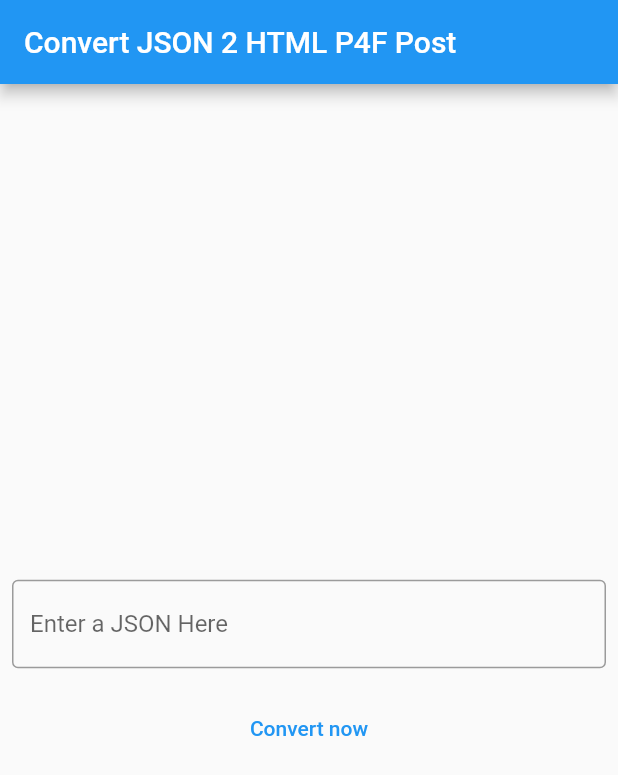
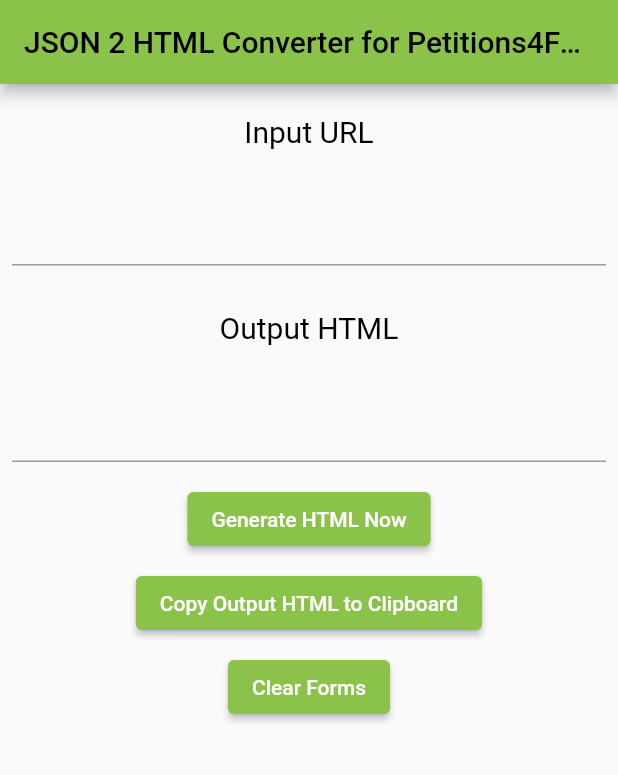
Before and after one commit to rhinozeross/fl_json2html, a Flutter app: the screen it shows after launch, on a phone screen of 412 x 824 dp. Shown: the top 775 px of the screen. Run offline on Flutter 3.47's test engine with Material 2 defaults, Android fonts, the phone set to English and light mode, and no system bars; missing offline and left inert: dart:html.

Commit message:
added newest Version

```diff
--- /dev/null
+++ b/lib/Petition.dart
@@ -0,0 +1,60 @@
+class Petition {
+
+  String startdate = "", enddate = "", goal = "", initiator = "",
+      addressee = "", description = "", signer = "", title = "";
+
+  Petition(
+      {required this.startdate,
+        required this.enddate,
+        required this.goal,
+        required this.initiator,
+        required this.addressee,
+        required this.description,
+        required this.signer,
+        required this.title});
+
+  Petition.fromJson(Map<String, dynamic> json) {
+    addressee = json['addressee'.toString()];
+    description = json['description'.toString()];
+    enddate = json['enddate'.toString()];
+    goal = json['goal'.toString()];
+    initiator = json['initiator'.toString()];
+    signer = json['signer'.toString()];
+    startdate = json['startdate'.toString()];
+    title = json['title'.toString()];
+  }
+
+  Map<String, dynamic> toJson() {
+    final Map<String, dynamic> data = new Map<String, dynamic>();
+    data['startdate'] = this.startdate;
+    data['enddate'] = this.enddate;
+    data['goal'] = this.goal;
+    data['initiator'] = this.initiator;
+    data['addressee'] = this.addressee;
+    data['description'] = this.description;
+    data['signer'] = this.signer;
+    data['title'] = this.title;
+    return data;
+  }
+
+  factory Petition.fromJsonToObject(dynamic json) {
+
+
+    return Petition(
+      addressee : json.containsKey("addressee") ? json["addressee"].toString() : "--",
+      description : json.containsKey("description") ? json["description"].toString() : "--",
+      enddate : json.containsKey("enddate") ? json["enddate"].toString() : "--",
+      goal : json.containsKey("goal") ? json["goal"].toString() : "--",
+      initiator : json.containsKey("initiator") ? json["initiator"].toString() : "--",
+      signer : json.containsKey("signer") ? json["signer"].toString() : "--",
+      startdate : json.containsKey("startdate") ? json["startdate"].toString() : "--",
+      title : json.containsKey("title") ? json["title"].toString() : "--"
+    );
+  }
+
+  @override
+  String toString(){
+    return '{ title: ${this.title}, startdate: ${this.startdate}, enddate: ${this.enddate}, signer: ${this.signer} goal: ${this.goal},'
+        'initiator: ${this.initiator}, adressee: ${this.addressee}, description: ${this.description}  }';
+  }
+}
--- a/lib/main.dart
+++ b/lib/main.dart
@@ -1,4 +1,10 @@
+import 'dart:convert';
+import 'dart:html';
 import 'package:flutter/material.dart';
+import 'package:intl/intl.dart';
+import 'package:flutter/services.dart';
+import 'package:http/http.dart' as http;
+import 'Petition.dart';
 
 void main() {
   runApp(MyApp());
@@ -9,35 +15,17 @@ class MyApp extends StatelessWidget {
   @override
   Widget build(BuildContext context) {
     return MaterialApp(
-      title: 'Convert JSON 2 HTML P4F Post',
+      title: 'Convert JSON 2 HTML',
       theme: ThemeData(
-        // This is the theme of your application.
-        //
-        // Try running your application with "flutter run". You'll see the
-        // application has a blue toolbar. Then, without quitting the app, try
-        // changing the primarySwatch below to Colors.green and then invoke
-        // "hot reload" (press "r" in the console where you ran "flutter run",
-        // or simply save your changes to "hot reload" in a Flutter IDE).
-        // Notice that the counter didn't reset back to zero; the application
-        // is not restarted.
-        primarySwatch: Colors.blue,
+        primarySwatch: Colors.lightGreen,
       ),
-      home: MyHomePage(title: 'Convert JSON 2 HTML P4F Post'),
+      home: MyHomePage(title: 'JSON 2 HTML Converter for Petitions4Future'),
     );
   }
 }
 
 class MyHomePage extends StatefulWidget {
-  MyHomePage({Key key, this.title}) : super(key: key);
-
-  // This widget is the home page of your application. It is stateful, meaning
-  // that it has a State object (defined below) that contains fields that affect
-  // how it looks.
-
-  // This class is the configuration for the state. It holds the values (in this
-  // case the title) provided by the parent (in this case the App widget) and
-  // used by the build method of the State. Fields in a Widget subclass are
-  // always marked "final".
+  MyHomePage({required this.title});
 
   final String title;
 
@@ -46,27 +34,166 @@ class MyHomePage extends StatefulWidget {
 }
 
 class _MyHomePageState extends State<MyHomePage> {
+  final _scrollController = ScrollController();
 
+  var inputUrl = TextEditingController();
+  var outputUrl = TextEditingController();
 
-  void _conversion() {
-    setState(() {
-      // This call to setState tells the Flutter framework that something has
-      // changed in this State, which causes it to rerun the build method below
-      // so that the display can reflect the updated values. If we changed
-      // _counter without calling setState(), then the build method would not be
-      // called again, and so nothing would appear to happen.
+  List<String> supportedURLs = [
+    "openpetition.de",
+    "epetitionen.bundestag.de",
+    "weact.campact.de",
+    "actionnetwork.org",
+    "regenwald.org",
+    "act.350.org",
+    "act.wemove.eu",
+    "act.greenpeace.de"
+  ];
+  String errorMessageEmptyURL =
+      "Bitte gültige URL eingeben - Please enter supported URL";
+  String errorMessageUnsupportedURL =
+      "diese Webseite wird leider nicht unterstützt - This Website is not supported";
+  String errorMessageInvalidResponse =
+      "Bei dieser URL konnte KEINE gültige Petition gefunden werden - No valid Petition found on this URL";
 
+  String varScraperUrl = "https://petitionscraper.u1l.de";
+  String varPetitionUrl = "";
+  String varUrl = "";
+  bool isLoaded = false;
+
+  Future<Petition> fetchPetition(String scraperUrl, String varUrl) async {
+    var uriParsed = Uri.parse(varUrl);
+    Map<String, String> queryParams = {'url': "$uriParsed"};
+    String queryString = Uri(queryParameters: queryParams).query;
+    var requestUrl = scraperUrl + '?' + queryString;
+    var uriIDontKnow = Uri.parse(requestUrl);
+    var response = await http.get(uriIDontKnow, headers: {
+      "Accept": "application/json",
     });
+
+    print("TEST::: response: ${response.body}");
+
+    if (response.statusCode == 200) {
+      print("success");
+      //TODO: hier muss noch ne verbesserte Prüfung rein..
+      if (response.body.isEmpty) {
+        outputUrl.text = errorMessageInvalidResponse;
+        print("Failed to get JSON Objekt");
+        throw Exception('Failed to get full JSON Objekt');
+      } else {
+        outputUrl.text = generateHTML(response, uriParsed);
+      }
+    }
+    return Petition.fromJsonToObject(jsonDecode(response.body));
   }
+
+  String generateHTML(http.Response response, Uri uriParsed) {
+    Petition petition = new Petition(
+        startdate: '',
+        enddate: '',
+        goal: '',
+        initiator: '',
+        addressee: '',
+        description: '',
+        signer: '',
+        title: '');
+
+    petition = Petition.fromJsonToObject(jsonDecode(response.body));
+
+    //EndDate umformatieren
+    String format = petition.enddate.toString();
+    String formattedEndDate = "";
+    if (format.contains('--')) {
+      formattedEndDate = "";
+      print("TEST::: Formatted EndDate: No EndDate available");
+    } else {
+      var arr = format.split('.');
+      String formatEndDate = arr[2] + "-" + arr[1] + "-" + arr[0];
+
+      final DateTime endDate = DateTime.parse(formatEndDate);
+      final EndDateFormat =
+          new DateFormat('dd MMMM yyyy'); //Formatierung: "15 May 2021"
+      final DateFormat formatter = EndDateFormat;
+      formattedEndDate = formatter.format(endDate);
+
+      print("TEST::: Formatted EndDate: $formattedEndDate");
+    }
+
+    //HTML correct als String parsen
+    String htmlOut = "Titel der Petition: " +
+        petition.title +
+        "\n\n<!-- wp:table -->\n" +
+        '<figure class="wp-block-table"><table><tbody><tr><td>Erstellungsdatum:</td><td>' +
+        petition.startdate.toString() +
+        '</td></tr>' +
+        '<tr><td>Frist:</td><td>' +
+        petition.enddate.toString() +
+        '</td></tr><tr><td>Quorum:</td><td>' +
+        petition.goal.toString() +
+        '</td></tr>' +
+        '<tr><td>Organisator*innen:</td><td>' +
+        petition.initiator +
+        '</td></tr><tr><td>Adressat*innen:</td><td>' +
+        petition.addressee +
+        '</td></tr>' +
+        '<tr><td>Kurzlink:</td><td>fffutu.re/...</td></tr><tr><td>Kurzbeschreibung:</td><td>' +
+        petition.description +
+        '</td></tr></tbody></table></figure>\n<!-- /wp:table -->\n\n' +
+        '<!-- wp:buttons -->\n<div class="wp-block-buttons">\n<!-- wp:button -->\n' +
+        '<div class="wp-block-button"><a class="wp-block-button__link" href=$uriParsed + '
+            '" ..." target="_blank" rel="noreferrer noopener">Jetzt mitzeichnen!</a></div>\n' +
+        '<!-- /wp:button -->\n\n<!-- wp:button -->\n' +
+        '<div class="wp-block-button"><a class="wp-block-button__link" href= +'
+            ' " ..." target="_blank" rel="noreferrer noopener">Download als PDF</a></div>\n' +
+        '<!-- /wp:button -->\n\n<!-- wp:button -->\n' +
+        '<div class="wp-block-button"><a class="wp-block-button__link" href="https://petitionsforfuture.de/wp-content/uploads/..." target="_blank" rel="noreferrer noopener">SharePic</a></div>\n' +
+        '<!-- /wp:button --></div>\n<!-- /wp:buttons -->\n\n' +
+        '<!-- wp:shortcode -->\n[countdown date=" ' +
+        formattedEndDate +
+        ' " format="dH"]\n<!-- /wp:shortcode -->';
+
+    //HTML ans Eingabefeld Übergeben
+    return htmlOut;
+  }
+
+  void _generateCode() async {
+    var petUrl = inputUrl.text.toString();
+    var isSupportedURL = false;
+
+    for (var i = 0; i < supportedURLs.length; i++) {
+      if (petUrl.contains(supportedURLs[i])) {
+        isSupportedURL = true;
+      }
+    }
+    if (petUrl.isNotEmpty) {
+      if (isSupportedURL) {
+        await fetchPetition(varScraperUrl, petUrl);
+      } else {
+        inputUrl.text = errorMessageUnsupportedURL;
+        outputUrl.clear();
+      }
+    } else {
+      inputUrl.text = errorMessageEmptyURL;
+    }
+  }
+
+  Future<void> _copyHtmlToClipboard() async {
+    await Clipboard.setData(ClipboardData(text: outputUrl.text));
+    inputUrl.text = "OutputField Successfully copied to Clipboard";
+  }
+
+  void _clearForms() {
+    inputUrl.clear();
+    outputUrl.clear();
+  }
+
+  //Hier kommt das Design der Seite
 
   @override
   Widget build(BuildContext context) {
-    // This method is rerun every time setState is called, for instance as done
-    // by the _incrementCounter method above.
+    // This method is rerun every time setState is called.
     //
-    // The Flutter framework has been optimized to make rerunning build methods
-    // fast, so that you can just rebuild anything that needs updating rather
-    // than having to individually change instances of widgets.
+    // This contains the Design
     return Scaffold(
       appBar: AppBar(
         // Wir brauchen ein Eingabe Feld, einen Button
@@ -74,38 +201,73 @@ class _MyHomePageState extends State<MyHomePage> {
         title: Text(widget.title),
       ),
       body: Center(
-        // Center is a layout widget. It takes a single child and positions it
-        // in the middle of the parent.
         child: Column(
-          // Column is also a layout widget. It takes a list of children and
-          // arranges them vertically. By default, it sizes itself to fit its
-          // children horizontally, and tries to be as tall as its parent.
-          //
-          // Invoke "debug painting" (press "p" in the console, choose the
-          // "Toggle Debug Paint" action from the Flutter Inspector in Android
-          // Studio, or the "Toggle Debug Paint" command in Visual Studio Code)
-          // to see the wireframe for each widget.
-          //
-          // Column has various properties to control how it sizes itself and
-          // how it positions its children. Here we use mainAxisAlignment to
-          // center the children vertically; the main axis here is the vertical
-          // axis because Columns are vertical (the cross axis would be
-          // horizontal).
-          mainAxisAlignment: MainAxisAlignment.center,
           children: <Widget>[
-
-            Padding(
-              padding: EdgeInsets.symmetric(horizontal: 8, vertical: 16),
-              child: TextField(
-                decoration: InputDecoration(
-                  border: OutlineInputBorder(),
-                  hintText: 'Enter a JSON Here',
+            Expanded(
+              child: Scrollbar(
+                controller: _scrollController, // <---- Here, the controller
+                isAlwaysShown: true, // <---- Required
+                child: SingleChildScrollView(
+                  controller: _scrollController,
+                  child: Column(
+                    mainAxisAlignment: MainAxisAlignment.center,
+                    children: <Widget>[
+                      Padding(
+                        padding: EdgeInsets.all(20),
+                        child: Text(
+                          "Input URL",
+                          style: TextStyle(color: Colors.black, fontSize: 20),
+                        ),
+                      ),
+                      Padding(
+                        padding: EdgeInsets.symmetric(vertical: 10, horizontal: 8),
+                        child: TextField(
+                          controller: inputUrl,
+                          maxLines: null,
+                          keyboardType: TextInputType.multiline,
+                        ),
+                      ),
+                      Padding(
+                        padding: EdgeInsets.all(20),
+                        child: Text(
+                          "Output HTML",
+                          style: TextStyle(color: Colors.black, fontSize: 20),
+                        ),
+                      ),
+                      Padding(
+                        padding: EdgeInsets.symmetric(vertical: 10, horizontal: 8),
+                        child: TextField(
+                          controller: outputUrl,
+                          maxLines: null,
+                          keyboardType: TextInputType.multiline,
+                        ),
+                      ),
+                      Padding(
+                        padding: EdgeInsets.all(4),
+                        child: ElevatedButton(
+                            onPressed: _generateCode,
+                            child: Text('Generate HTML Now',
+                                style: TextStyle(color: Colors.white))),
+                      ),
+                      Padding(
+                        padding: EdgeInsets.all(4),
+                        child: ElevatedButton(
+                            onPressed: _copyHtmlToClipboard,
+                            child: Text('Copy Output HTML to Clipboard',
+                                style: TextStyle(color: Colors.white))),
+                      ),
+                      Padding(
+                        padding: EdgeInsets.all(4),
+                        child: ElevatedButton(
+                            onPressed: _clearForms,
+                            child: Text('Clear Forms',
+                                style: TextStyle(color: Colors.white))),
+                      ),
+                    ],
+                  ),
                 ),
               ),
             ),
-            TextButton(
-                onPressed: _conversion,
-                child: Text('Convert now'))
           ],
         ),
       ),
```
Also changed, not shown: lib/Data.dart (line endings or trailing spaces).
